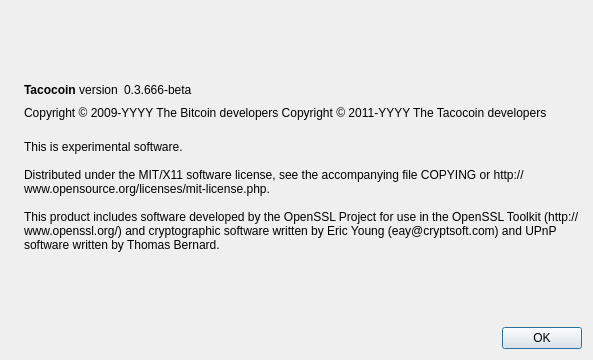
TacoCoin/tacocoin, file src/qt/forms/aboutdialog.ui: the form before one commit.
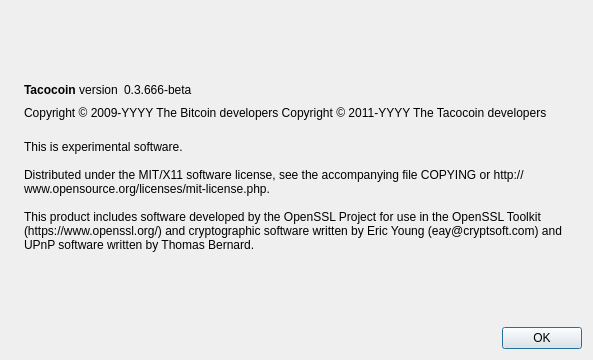
The form after the commit. Icons and pictures are not drawn.

What changed in the file:
```diff
--- a/src/qt/forms/aboutdialog.ui
+++ b/src/qt/forms/aboutdialog.ui
@@ -113,7 +113,7 @@
 
 Distributed under the MIT/X11 software license, see the accompanying file COPYING or http://www.opensource.org/licenses/mit-license.php.
 
-This product includes software developed by the OpenSSL Project for use in the OpenSSL Toolkit (http://www.openssl.org/) and cryptographic software written by Eric Young (eay@cryptsoft.com) and UPnP software written by Thomas Bernard.</string>
+This product includes software developed by the OpenSSL Project for use in the OpenSSL Toolkit (https://www.openssl.org/) and cryptographic software written by Eric Young (eay@cryptsoft.com) and UPnP software written by Thomas Bernard.</string>
        </property>
        <property name="wordWrap">
         <bool>true</bool>
```
